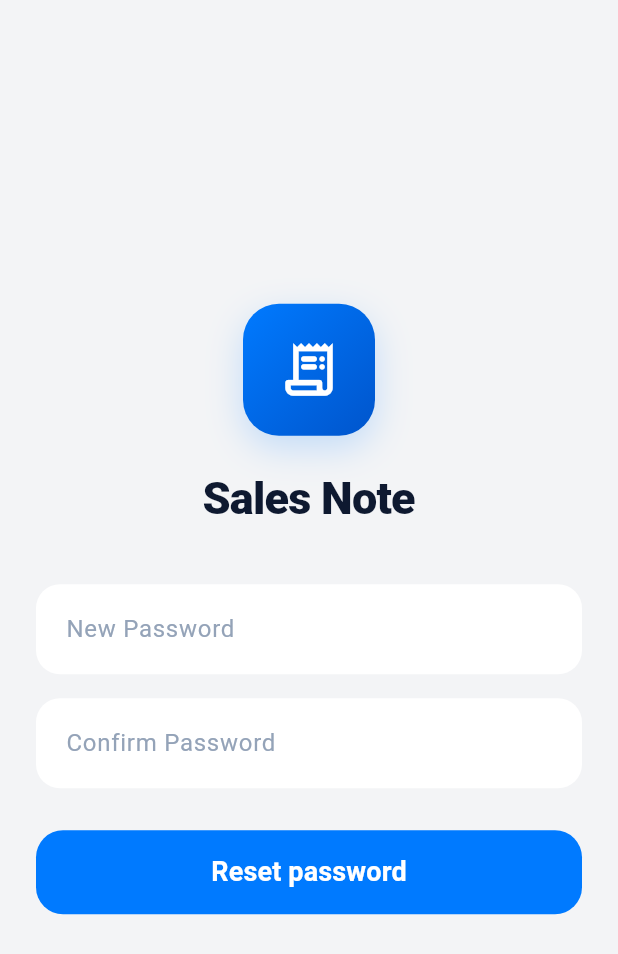
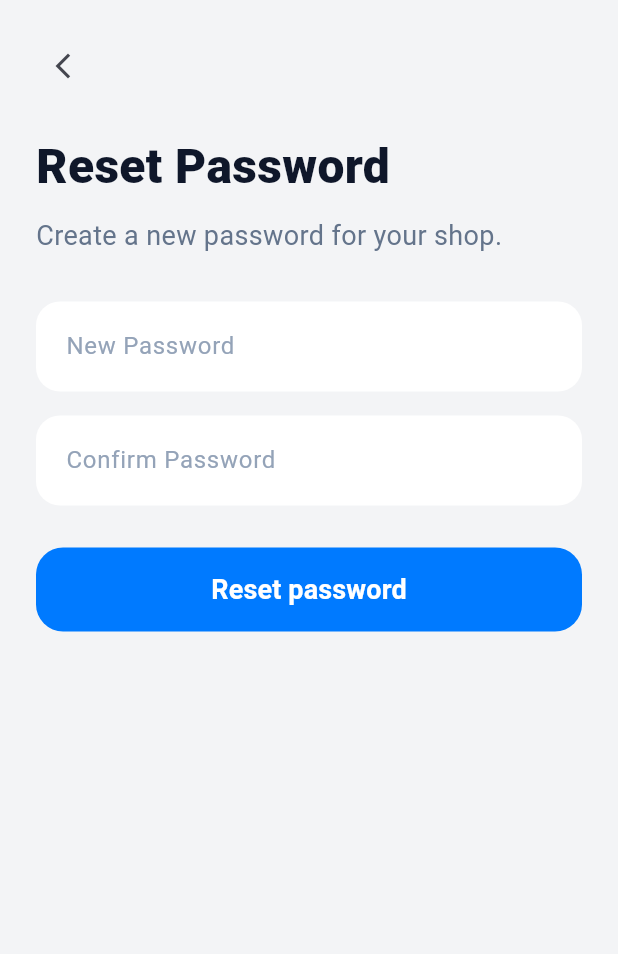
Before and after one commit to devfemibadmus/salesnote, a Flutter app: the ResetPassword screen opened directly with empty values, on a phone screen of 412 x 824 dp. Shown: the top 954 px of the screen. Run offline on Flutter 3.47's test engine with Material 3 defaults, Android fonts, the phone set to English and light mode, and no system bars; our stand-ins replace country_picker, device_info_plus, firebase_core, firebase_messaging, flutter_local_notifications, flutter_timezone and 7 more; missing offline and left inert: file_saver, phone_number, saver_gallery; accounts and stored records are empty.

Commit message:
style(auth): revert reset password layout to top-aligned flow style while keeping clean inputs

```diff
--- a/mobile/lib/screens/auth/verify/reset_password.dart
+++ b/mobile/lib/screens/auth/verify/reset_password.dart
@@ -106,53 +106,33 @@ class _ResetPasswordState extends State<ResetPassword> {
         behavior: HitTestBehavior.translucent,
         onTap: () => FocusManager.instance.primaryFocus?.unfocus(),
         child: SafeArea(
-          child: Center(
-            child: SingleChildScrollView(
-              padding: const EdgeInsets.symmetric(horizontal: 24, vertical: 24),
-              child: Column(
-                mainAxisAlignment: MainAxisAlignment.center,
-                crossAxisAlignment: CrossAxisAlignment.stretch,
+          child: ListView(
+            padding: const EdgeInsets.fromLTRB(24, 20, 24, 24),
             children: [
-                  const SizedBox(height: 8),
-                  Center(
-                    child: Container(
-                      width: 88,
-                      height: 88,
-                      decoration: BoxDecoration(
-                        gradient: const LinearGradient(
-                          begin: Alignment.topLeft,
-                          end: Alignment.bottomRight,
-                          colors: [Color(0xFF007AFF), Color(0xFF0055CC)],
+              IconButton(
+                alignment: Alignment.centerLeft,
+                onPressed: () => Navigator.of(context).pop(),
+                icon: const Icon(Icons.arrow_back_ios_new, size: 20),
               ),
-                        borderRadius: BorderRadius.circular(24),
-                        boxShadow: const [
-                          BoxShadow(
-                            color: Color(0x33007AFF),
-                            blurRadius: 20,
-                            offset: Offset(0, 8),
-                          ),
-                        ],
-                      ),
-                      child: const Icon(
-                        Icons.receipt_long_rounded,
-                        color: Colors.white,
-                        size: 42,
+              const SizedBox(height: 20),
+              const Text(
+                'Reset Password',
+                style: TextStyle(
+                  fontSize: 32,
+                  fontWeight: FontWeight.w800,
+                  color: _textDark,
                 ),
               ),
-                  ),
-                  const SizedBox(height: 20),
-                  const Center(
-                    child: Text(
-                      'Sales Note',
+              const SizedBox(height: 10),
+              const Text(
+                'Create a new password for your shop.',
                 style: TextStyle(
-                        fontSize: 30,
-                        fontWeight: FontWeight.w800,
-                        color: Color(0xFF0E1930),
-                        letterSpacing: -0.5,
+                  fontSize: 18,
+                  color: _textMuted,
+                  height: 1.4,
                 ),
               ),
-                  ),
-                  const SizedBox(height: 36),
+              const SizedBox(height: 32),
                   TextField(
                     controller: _password,
                     focusNode: _passwordFocus,
@@ -244,8 +224,6 @@ class _ResetPasswordState extends State<ResetPassword> {
           ),
         ),
       ),
-        ),
-      ),
     );
   }
 }
```
Lines whose indentation alone changed are shown as unchanged.
